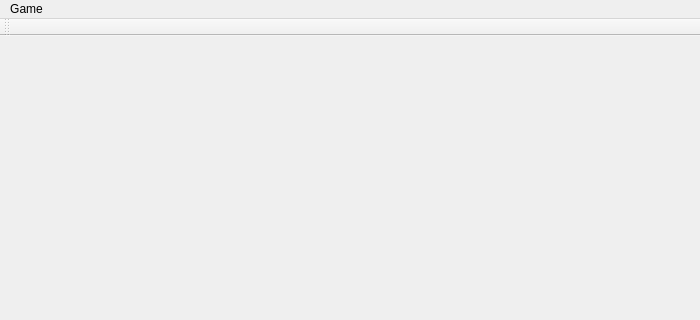
cyj0912/QMultisweeper, file mainwindow.ui: the form before one commit; both pictures show x 0 to 700 and y 0 to 320 of the 700 by 800 pixel window.
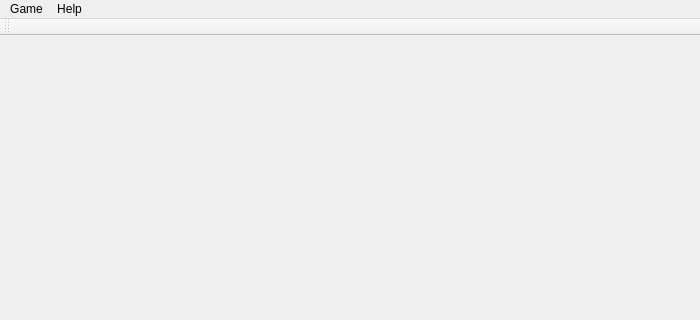
The form after the commit.

Commit message: About dialog

What changed in the file:
```diff
--- a/mainwindow.ui
+++ b/mainwindow.ui
@@ -32,7 +32,15 @@
     <addaction name="actionNew_Game"/>
     <addaction name="actionCo_op"/>
    </widget>
+   <widget class="QMenu" name="menuHelp">
+    <property name="title">
+     <string>Help</string>
+    </property>
+    <addaction name="actionAbout"/>
+    <addaction name="actionAbout_Qt"/>
+   </widget>
    <addaction name="menuGame"/>
+   <addaction name="menuHelp"/>
   </widget>
   <widget class="QToolBar" name="mainToolBar">
    <attribute name="toolBarArea">
```
Left out of the diff: 10 changed lines with no effect on the pictures. The commit also changes 2 other files.
